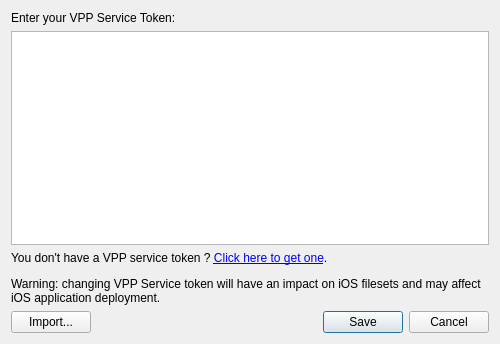
Before: the Qt Designer form FWAdminLib/vppv2/VPPServiceTokenDlg.ui in fw-dev/translations, drawn with Qt 5.
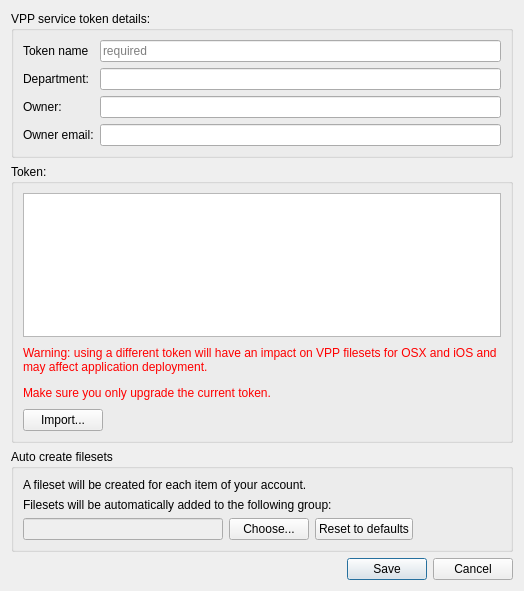
After: the same form once the commit is applied. Custom widgets are drawn as their Qt base class.

Patch:
```diff
--- a/FWAdminLib/vppv2/VPPServiceTokenDlg.ui
+++ b/FWAdminLib/vppv2/VPPServiceTokenDlg.ui
@@ -6,45 +6,251 @@
    <rect>
     <x>0</x>
     <y>0</y>
-    <width>500</width>
-    <height>344</height>
+    <width>524</width>
+    <height>591</height>
    </rect>
   </property>
-  <property name="sizePolicy">
-   <sizepolicy hsizetype="Fixed" vsizetype="Fixed">
-    <horstretch>0</horstretch>
-    <verstretch>0</verstretch>
-   </sizepolicy>
-  </property>
-  <property name="minimumSize">
-   <size>
-    <width>500</width>
-    <height>0</height>
-   </size>
-  </property>
   <property name="windowTitle">
    <string>VPP Service Token</string>
   </property>
-  <layout class="QVBoxLayout" name="verticalLayout_2">
-   <item>
-    <widget class="QLabel" name="label">
-     <property name="text">
-      <string>Enter your VPP Service Token:</string>
-     </property>
-    </widget>
-   </item>
+  <layout class="QVBoxLayout" name="verticalLayout_5">
    <item>
     <widget class="QStackedWidget" name="stack">
      <property name="currentIndex">
       <number>0</number>
      </property>
-     <widget class="QWidget" name="pageToken">
-      <layout class="QGridLayout" name="gridLayout_4">
-       <property name="margin">
+     <widget class="QWidget" name="pageDetails">
+      <layout class="QVBoxLayout" name="verticalLayout_4">
+       <property name="leftMargin">
         <number>0</number>
        </property>
-       <item row="0" column="0">
-        <widget class="QPlainTextEdit" name="token"/>
+       <property name="topMargin">
+        <number>0</number>
+       </property>
+       <property name="rightMargin">
+        <number>0</number>
+       </property>
+       <property name="bottomMargin">
+        <number>0</number>
+       </property>
+       <item>
+        <widget class="QGroupBox" name="groupBox">
+         <property name="title">
+          <string>VPP service token details:</string>
+         </property>
+         <layout class="QFormLayout" name="formLayout_2">
+          <item row="0" column="0">
+           <widget class="QLabel" name="label_3">
+            <property name="toolTip">
+             <string>The token name will be displayed to the end user when invited to join the organization</string>
+            </property>
+            <property name="text">
+             <string>Token name</string>
+            </property>
+           </widget>
+          </item>
+          <item row="0" column="1">
+           <widget class="QLineEdit" name="tokenNameLineEdit">
+            <property name="minimumSize">
+             <size>
+              <width>200</width>
+              <height>0</height>
+             </size>
+            </property>
+            <property name="placeholderText">
+             <string>required</string>
+            </property>
+           </widget>
+          </item>
+          <item row="1" column="0">
+           <widget class="QLabel" name="departmentLabel">
+            <property name="text">
+             <string>Department:</string>
+            </property>
+           </widget>
+          </item>
+          <item row="1" column="1">
+           <widget class="QLineEdit" name="departmentLineEdit">
+            <property name="minimumSize">
+             <size>
+              <width>200</width>
+              <height>0</height>
+             </size>
+            </property>
+           </widget>
+          </item>
+          <item row="2" column="0">
+           <widget class="QLabel" name="ownerLabel">
+            <property name="text">
+             <string>Owner:</string>
+            </property>
+           </widget>
+          </item>
+          <item row="2" column="1">
+           <widget class="QLineEdit" name="ownerLineEdit">
+            <property name="minimumSize">
+             <size>
+              <width>200</width>
+              <height>0</height>
+             </size>
+            </property>
+           </widget>
+          </item>
+          <item row="3" column="0">
+           <widget class="QLabel" name="ownerEmailLabel">
+            <property name="text">
+             <string>Owner email:</string>
+            </property>
+           </widget>
+          </item>
+          <item row="3" column="1">
+           <widget class="QLineEdit" name="ownerEmailLineEdit">
+            <property name="minimumSize">
+             <size>
+              <width>200</width>
+              <height>0</height>
+             </size>
+            </property>
+           </widget>
+          </item>
+         </layout>
+         <zorder>ownerEmailLineEdit</zorder>
+         <zorder>tokenNameLineEdit</zorder>
+         <zorder>ownerEmailLabel</zorder>
+         <zorder>departmentLabel</zorder>
+         <zorder>label_3</zorder>
+         <zorder>ownerLabel</zorder>
+         <zorder>ownerLineEdit</zorder>
+         <zorder>departmentLineEdit</zorder>
+        </widget>
+       </item>
+       <item>
+        <widget class="QGroupBox" name="groupBox_2">
+         <property name="title">
+          <string>Token:</string>
+         </property>
+         <layout class="QGridLayout" name="gridLayout">
+          <item row="2" column="0">
+           <widget class="QPushButton" name="importFile">
+            <property name="text">
+             <string>Import...</string>
+            </property>
+           </widget>
+          </item>
+          <item row="2" column="1">
+           <layout class="QHBoxLayout" name="horizontalLayout_3">
+            <property name="leftMargin">
+             <number>0</number>
+            </property>
+            <item>
+             <spacer name="horizontalSpacer_4">
+              <property name="orientation">
+               <enum>Qt::Horizontal</enum>
+              </property>
+              <property name="sizeHint" stdset="0">
+               <size>
+                <width>40</width>
+                <height>20</height>
+               </size>
+              </property>
+             </spacer>
+            </item>
+           </layout>
+          </item>
+          <item row="1" column="0" colspan="2">
+           <widget class="QLabel" name="warningLabel">
+            <property name="minimumSize">
+             <size>
+              <width>0</width>
+              <height>60</height>
+             </size>
+            </property>
+            <property name="text">
+             <string>&lt;html&gt;&lt;head/&gt;&lt;body&gt;&lt;p&gt;&lt;span style=&quot; color:#ff0000;&quot;&gt;Warning: using a different token will have an impact on VPP filesets for OSX and iOS and may affect application deployment.&lt;/span&gt;&lt;/p&gt;&lt;p&gt;&lt;span style=&quot; color:#ff0000;&quot;&gt;Make sure you only upgrade the current token.&lt;/span&gt;&lt;/p&gt;&lt;/body&gt;&lt;/html&gt;</string>
+            </property>
+            <property name="wordWrap">
+             <bool>true</bool>
+            </property>
+           </widget>
+          </item>
+          <item row="0" column="0" colspan="2">
+           <widget class="QPlainTextEdit" name="token"/>
+          </item>
+         </layout>
+        </widget>
+       </item>
+       <item>
+        <widget class="QGroupBox" name="groupBox_3">
+         <property name="title">
+          <string>Auto create filesets</string>
+         </property>
+         <layout class="QVBoxLayout" name="verticalLayout_3">
+          <item>
+           <widget class="QLabel" name="label">
+            <property name="text">
+             <string>A fileset will be created for each item of your account.</string>
+            </property>
+           </widget>
+          </item>
+          <item>
+           <widget class="QLabel" name="label_2">
+            <property name="text">
+             <string>Filesets will be automatically added to the following group:</string>
+            </property>
+           </widget>
+          </item>
+          <item>
+           <layout class="QHBoxLayout" name="horizontalLayout">
+            <item>
+             <widget class="QLineEdit" name="autoFsCreateGroup">
+              <property name="enabled">
+               <bool>false</bool>
+              </property>
+              <property name="sizePolicy">
+               <sizepolicy hsizetype="Preferred" vsizetype="Fixed">
+                <horstretch>0</horstretch>
+                <verstretch>0</verstretch>
+               </sizepolicy>
+              </property>
+              <property name="minimumSize">
+               <size>
+                <width>200</width>
+                <height>0</height>
+               </size>
+              </property>
+             </widget>
+            </item>
+            <item>
+             <widget class="QPushButton" name="changeAutoFsCreateGroup">
+              <property name="text">
+               <string>Choose...</string>
+              </property>
+             </widget>
+            </item>
+            <item>
+             <widget class="QPushButton" name="reset">
+              <property name="text">
+               <string>Reset to defaults</string>
+              </property>
+             </widget>
+            </item>
+            <item>
+             <spacer name="horizontalSpacer_5">
+              <property name="orientation">
+               <enum>Qt::Horizontal</enum>
+              </property>
+              <property name="sizeHint" stdset="0">
+               <size>
+                <width>40</width>
+                <height>20</height>
+               </size>
+              </property>
+             </spacer>
+            </item>
+           </layout>
+          </item>
+         </layout>
+        </widget>
        </item>
       </layout>
      </widget>
@@ -124,49 +330,15 @@
     </widget>
    </item>
    <item>
-    <widget class="QLabel" name="label_2">
-     <property name="text">
-      <string>&lt;html&gt;&lt;head/&gt;&lt;body&gt;&lt;p&gt;You don't have a VPP service token ? &lt;a href=&quot;https://vpp.itunes.apple.com&quot;&gt;&lt;span style=&quot; text-decoration: underline; color:#0000ff;&quot;&gt;Click here to get one&lt;/span&gt;&lt;/a&gt;.&lt;/p&gt;&lt;p&gt;Warning: changing VPP Service token will have an impact on iOS filesets and may affect iOS application deployment.&lt;/p&gt;&lt;/body&gt;&lt;/html&gt;</string>
+    <widget class="QDialogButtonBox" name="buttonBox">
+     <property name="orientation">
+      <enum>Qt::Horizontal</enum>
      </property>
-     <property name="wordWrap">
-      <bool>true</bool>
+     <property name="standardButtons">
+      <set>QDialogButtonBox::Cancel|QDialogButtonBox::Save</set>
      </property>
     </widget>
    </item>
-   <item>
-    <layout class="QHBoxLayout" name="horizontalLayout">
-     <item>
-      <widget class="QPushButton" name="importFile">
-       <property name="text">
-        <string>Import...</string>
-       </property>
-      </widget>
-     </item>
-     <item>
-      <spacer name="horizontalSpacer">
-       <property name="orientation">
-        <enum>Qt::Horizontal</enum>
-       </property>
-       <property name="sizeHint" stdset="0">
-        <size>
-         <width>40</width>
-         <height>20</height>
-        </size>
-       </property>
-      </spacer>
-     </item>
-     <item>
-      <widget class="QDialogButtonBox" name="buttonBox">
-       <property name="orientation">
-        <enum>Qt::Horizontal</enum>
-       </property>
-       <property name="standardButtons">
-        <set>QDialogButtonBox::Cancel|QDialogButtonBox::Save</set>
-       </property>
-      </widget>
-     </item>
-    </layout>
-   </item>
   </layout>
  </widget>
  <customwidgets>
```
Left out of the diff: 73 changed lines with no effect on the pictures.
